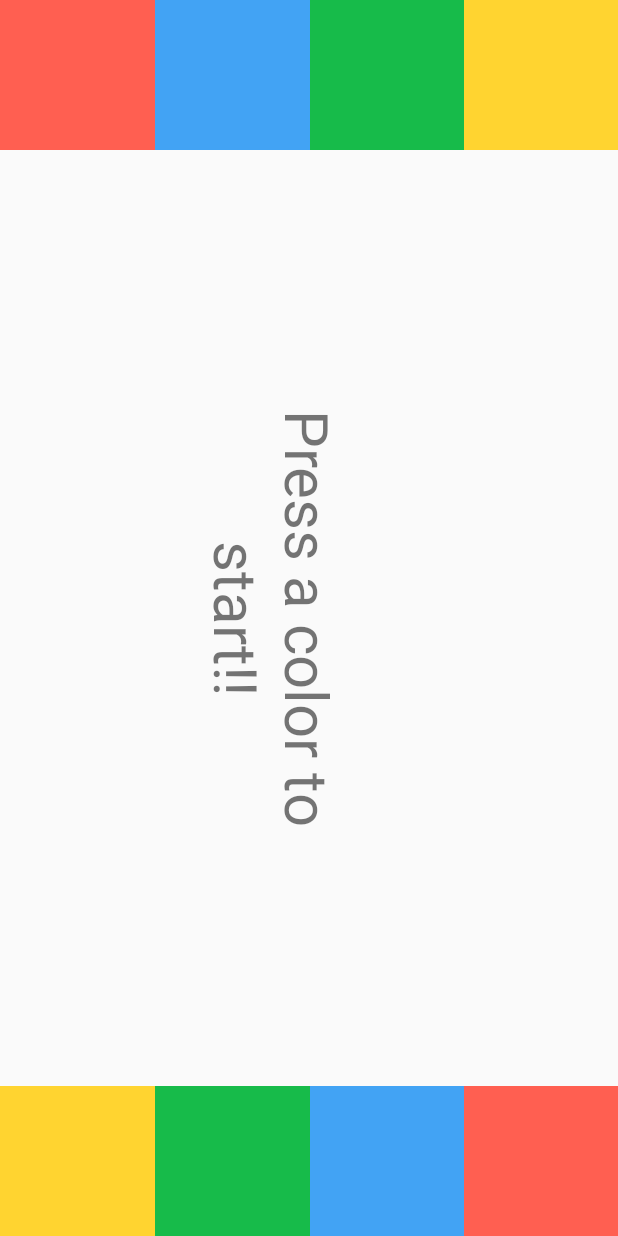
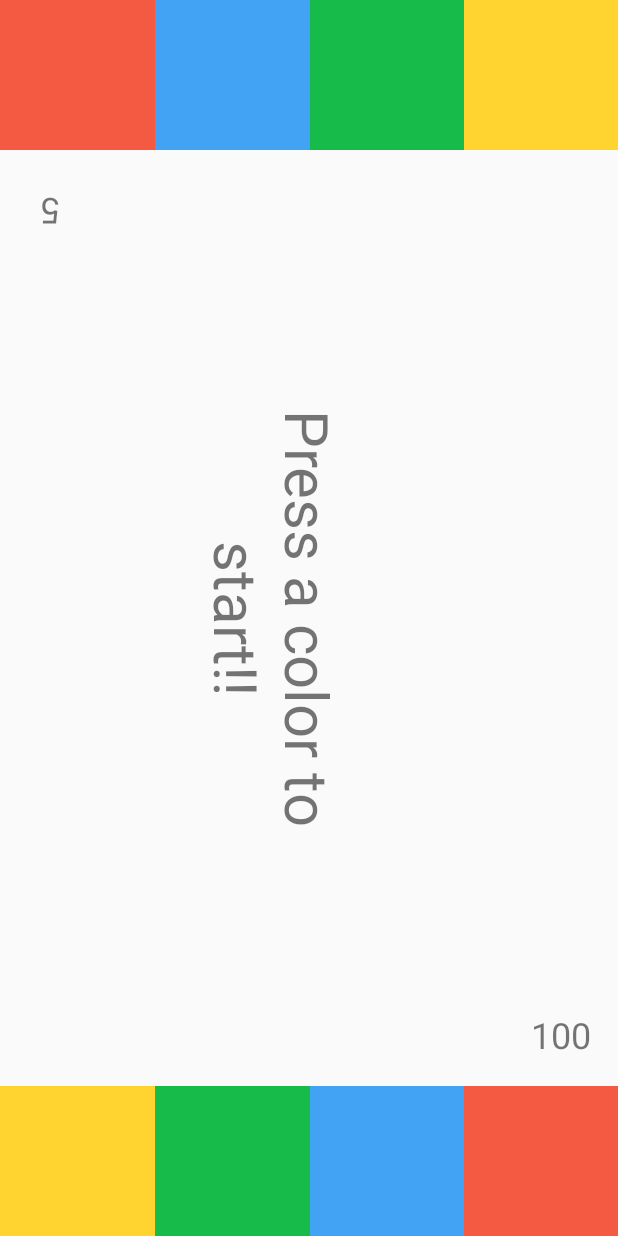
Before and after one commit to UNFDanmark/SDC2017-SimonSays5, an Android app: the screen it shows after launch (TwoPlayerActivity), after a tap on "2 PLAYER - SPEED MODE", on a phone screen of 412 x 824 dp. Run offline under Robolectric (Android 15) with nearby library versions, the phone set to English and light mode, and no system bars.

Commit message:
Timer fix, top player text, better middle text discription

```diff
--- a/app/src/main/AndroidManifest.xml
+++ b/app/src/main/AndroidManifest.xml
@@ -19,7 +19,6 @@
 
         <activity android:name=".TwoPlayerActivity" android:screenOrientation="portrait" />
 
-        <activity android:name=".OnePlayerActivity" android:screenOrientation="portrait" />
     </application>
 
 </manifest>
--- a/app/src/main/java/com/example/deltager/simonsays5/GameController.java
+++ b/app/src/main/java/com/example/deltager/simonsays5/GameController.java
@@ -23,29 +23,30 @@ public class GameController {
     private boolean isGameOver;
 
     //Gamemode where the computer chooses the color and the two players have to be to fastest
-    private boolean computerChoosesColor;
     private Random prng;
 
     private boolean useTimer;
 
-    public GameController (final TwoPlayerActivity twoPlayerActivity, boolean computerChoosesColor, boolean useTimer){
-        sequence = new SimonSaysSequence();
+    public GameController (final TwoPlayerActivity twoPlayerActivity, boolean useTimer, Player player1, Player player2){
         this.twoPlayerActivity = twoPlayerActivity;
-        this.computerChoosesColor = computerChoosesColor;
         this.useTimer = useTimer;
-
+        this.player1 = player1;
+        this.player2 = player2;
         activePlayer = 0;
 
-
+        sequence = new SimonSaysSequence();
         prng = new Random(100);
 
-        player1 = new Player(1);
-        player2 = new Player(2);
+        if(this.useTimer) {
+            twoPlayerActivity.setTimerText(player1.playerTimer + "", 1);
+            twoPlayerActivity.setTimerText(player2.playerTimer + "", 2);
+            gameTimer();
+        }
 
-        Log.i("GC Constructor", "Step 2");
-        Log.i("GC Constructor", "Player 1: " + player1.playerTimer);
+        startGame();
+    }
 
-        if(this.useTimer) {
+    private void gameTimer(){
         CountDownTimer timer = new CountDownTimer(1000, 1000) {
             @Override
             public void onTick(long l) {
@@ -76,23 +77,14 @@ public class GameController {
         timer.start();
     }
 
-        startGame();
-    }
-
     private void startGame(){
-        if(computerChoosesColor == true){
-            activePlayer = prng.nextInt(2) + 1;
-            addRandomColorToSequence();
-            Log.i("Test", "2");
-        }
-         else if(computerChoosesColor == false){
         twoPlayerActivity.startAllBntBlink();
         twoPlayerActivity.setMiddleText("Press a color to start!!");
     }
-    }
 
     public void spillerValgteFarve (int playerID, char farve) {
-        //Hvis spillet lige er startet skal vi stoppe alle de blinkende knapper
+        //Hvis spillet lige er startet skal vi stoppe alle de blinkende knapper og
+        //sætte den aktive spiller til den første der trykkede
         if(sequence.getAmount() == 0){
             activePlayer = playerID;
             twoPlayerActivity.stopAllBntBlink();
@@ -103,22 +95,14 @@ public class GameController {
             lightButton(playerID, farve);
             if (activePlayer == playerID) {
                 if (addColor) {
-                    if(computerChoosesColor == false) {
                     addColorToSequence(farve);
                     ChangePlayer();
-                        //twoPlayerActivity.setMiddleText("player " + activePlayer + " START!");
-                    }
                 } else {
                     if (CheckCorrectSequenceColor(farve)) {
                         IncrementColorIndex();
                         if (HasFinishedSequence()) {
                             //twoPlayerActivity.setMiddleText("player " + activePlayer + " choose color!");
                             playerSuccede();
-
-                            if(computerChoosesColor == true){
-                                addRandomColorToSequence();
-                                ChangePlayer();
-                            }
                         }
                     } else {
                         PlayerLost();
@@ -210,8 +194,10 @@ public class GameController {
         //Test
         Log.i("Player", "Player " + activePlayer + " LOST!!");
         twoPlayerActivity.playerLost(activePlayer);
-        twoPlayerActivity.setMiddleText("Press to restart");
+        twoPlayerActivity.setMiddleText("You remembered " + sequence.getAmount() + " colors " + "\nPress to restart");
         twoPlayerActivity.stopAllBntBlink(); //For en sikkerheds skyld stop alle knapper der blinker hvis nogle gør
+        twoPlayerActivity.setPlayerText(activePlayer, "YOU LOST!!");
+        twoPlayerActivity.setPlayerText(GetNextPlayerID(), "YOU WON!!");
 
         isGameOver = true;
 
@@ -241,6 +227,9 @@ public class GameController {
         twoPlayerActivity.setMiddleText("Next player\nRemember sequence");
     }
 
+    /*
+    Returns the new Player if active player is 1 -> 2 else 2 -> 1
+     */
     private int GetNextPlayerID(){
         if(activePlayer == 1){
             return 2;
--- a/app/src/main/java/com/example/deltager/simonsays5/MainMenu.java
+++ b/app/src/main/java/com/example/deltager/simonsays5/MainMenu.java
@@ -1,4 +1,6 @@
 package com.example.deltager.simonsays5;
+
+
 
 import android.app.Activity;
 import android.content.Intent;
@@ -9,6 +11,7 @@ import android.view.View;
 import static com.example.deltager.simonsays5.R.layout.player2;
 import android.media.MediaPlayer;
 import android.widget.Button;
+
 
 public class MainMenu extends Activity {
 
@@ -23,17 +26,18 @@ public class MainMenu extends Activity {
     //MediaPlayer beginGameMP;
     public void player2b (View view) {
         //beginGameMP.start();
-        starttwoPlayer(false, false);
+        starttwoPlayer(false, 0, 0);
     }
 
     public void player2bTimer (View view) {
-        starttwoPlayer(false, true);
+        starttwoPlayer(true, 100, 5);
     }
 
-    private void starttwoPlayer(boolean computerChoosesColor, boolean useTimer){
+    private void starttwoPlayer(boolean useTimer, int player1Timer, int player2Timer){
         Intent intent = new Intent(this, TwoPlayerActivity.class);
-        intent.putExtra("ComputerChoose", computerChoosesColor);
         intent.putExtra("useTimer", useTimer);
+        intent.putExtra("player1Timer", player1Timer);
+        intent.putExtra("player2Timer", player2Timer);
         startActivity(intent);
     }
 }
--- a/app/src/main/java/com/example/deltager/simonsays5/Player.java
+++ b/app/src/main/java/com/example/deltager/simonsays5/Player.java
@@ -15,7 +15,12 @@ public class Player {
     // Dette er den nye måde
     public Player(int playerID){
         this.playerID = playerID;
-        playerTimer = 60;
+        playerTimer = 0;
+    }
+
+    public  Player(int playerID, int playerTimer){
+        this.playerID = playerID;
+        this.playerTimer = playerTimer;
     }
 
     public int getPlayerID() {
--- a/app/src/main/java/com/example/deltager/simonsays5/TwoPlayerActivity.java
+++ b/app/src/main/java/com/example/deltager/simonsays5/TwoPlayerActivity.java
@@ -57,12 +57,12 @@ public class TwoPlayerActivity extends Activity {
 //        player2 = new Player(2, gameController);
 //        gameController = new GameController(this);
 
-        p1RødKnap = new simonSaysButton(0xFFFF5F51, 0xFFEA4335, findViewById(R.id.redP1Btn));
+        p1RødKnap = new simonSaysButton(0xFFF45942, 0xFFFF2623, findViewById(R.id.redP1Btn));
         p1BlåKnap = new simonSaysButton(0xFF42A3F4, 0xFF4285F4, findViewById(R.id.blueP1Bnt));
         p1GrønKnap = new simonSaysButton(0xFF17BB4A, 0xFF34A853, findViewById(R.id.greenP1Bnt));
         p1GulKnap = new simonSaysButton(0xFFFFD430, 0xFFFBBC05, findViewById(R.id.yellowP1Btn));
 
-        p2RødKnap = new simonSaysButton(0xFFFF5F51, 0xFFEA4335, findViewById(R.id.redP2Btn));
+        p2RødKnap = new simonSaysButton(0xFFF45942, 0xFFFF2623, findViewById(R.id.redP2Btn));
         p2BlåKnap = new simonSaysButton(0xFF42A3F4, 0xFF4285F4, findViewById(R.id.blueP2Btn));
         p2GrønKnap = new simonSaysButton(0xFF17BB4A, 0xFF34A853, findViewById(R.id.greenP2Btn));
         p2GulKnap = new simonSaysButton(0xFFFFD430, 0xFFFBBC05, findViewById(R.id.yellowP2Btn));
@@ -70,9 +70,9 @@ public class TwoPlayerActivity extends Activity {
         bgStartFarve = getWindow().getDecorView().getSolidColor();
 
         gameController = new GameController(this,
-                getIntent().getBooleanExtra("ComputerChoose", false),
-                getIntent().getBooleanExtra("useTimer", false));
-        Log.i("onCreate", "onCreate finished");
+                getIntent().getBooleanExtra("useTimer", false),
+                new Player(1, getIntent().getIntExtra("player1Timer", 0)),
+                new Player(2, getIntent().getIntExtra("player2Timer", 0)));
     }
 
     public void P1BtnStartBlinking() {
@@ -249,13 +249,13 @@ public class TwoPlayerActivity extends Activity {
         bgIsBlinking = true;
 
         //Sæt kanppen til at være en valgt farve
-        findViewById(R.id.restartGameBtn).setBackgroundColor(0x8F7590C2);
+        findViewById(R.id.restartGameBtn).setBackgroundColor(0x8FC3FFF1);
         bgIsColorOn = true; //Så colorOn så den bliver skiftet til transparent så den ikke har dobbelt tid
 
         new CountDownTimer(bgBlinkTime, bgBlinkTime){
             public void onTick(long millisUntilFinished){
                 if(bgIsColorOn == false){
-                    findViewById(R.id.restartGameBtn).setBackgroundColor(0x8F7590C2);
+                    findViewById(R.id.restartGameBtn).setBackgroundColor(0x8FC3FFF1);
                     bgIsColorOn = true;
                 } else if(bgIsColorOn == true){
                     findViewById(R.id.restartGameBtn).setBackgroundColor(Color.TRANSPARENT);
@@ -358,4 +358,12 @@ public class TwoPlayerActivity extends Activity {
             ((TextView) findViewById(R.id.player2Timer)).setText(timerText);
         }
     }
+
+    public void setPlayerText(int playerID, String text){
+        if(playerID == 1){
+            ((TextView)findViewById(R.id.p1TopText)).setText(text);
+        } else if(playerID == 2) {
+            ((TextView)findViewById(R.id.p2TopText)).setText(text);
+        }
+    }
 }
--- a/app/src/main/res/layout/player2.xml
+++ b/app/src/main/res/layout/player2.xml
@@ -113,7 +113,7 @@
             android:layout_width="fill_parent"
             android:layout_height="fill_parent"
             android:layout_weight="1"
-            android:background="#ea4335"
+            android:background="#9E2C29"
             android:onClick="P1TrykkedePåRød"
             android:text="" />
 
@@ -157,5 +157,29 @@
         android:text=""
         android:textSize="24sp" />
 
+    <TextView
+        android:id="@+id/p2TopText"
+        android:layout_width="wrap_content"
+        android:layout_height="wrap_content"
+        android:layout_weight="1"
+        android:text=""
+        android:textAlignment="center"
+        android:textSize="35sp"
+        android:layout_alignBaseline="@+id/player2Timer"
+        android:layout_alignBottom="@+id/player2Timer"
+        android:layout_centerHorizontal="true"
+        android:rotation="180"/>
+
+    <TextView
+        android:id="@+id/p1TopText"
+        android:layout_width="wrap_content"
+        android:layout_height="wrap_content"
+        android:layout_above="@+id/linearLayout2"
+        android:layout_centerHorizontal="true"
+        android:layout_weight="1"
+        android:text=""
+        android:textAlignment="center"
+        android:textSize="35sp" />
+
 
 </RelativeLayout>
```
Also changed, not shown: app/src/main/java/com/example/deltager/simonsays5/OnePlayerActivity.java (deleted, +0 -51 lines), app/src/main/res/layout/player1.xml (deleted, +0 -59 lines). Lines whose indentation alone changed are shown as unchanged.
